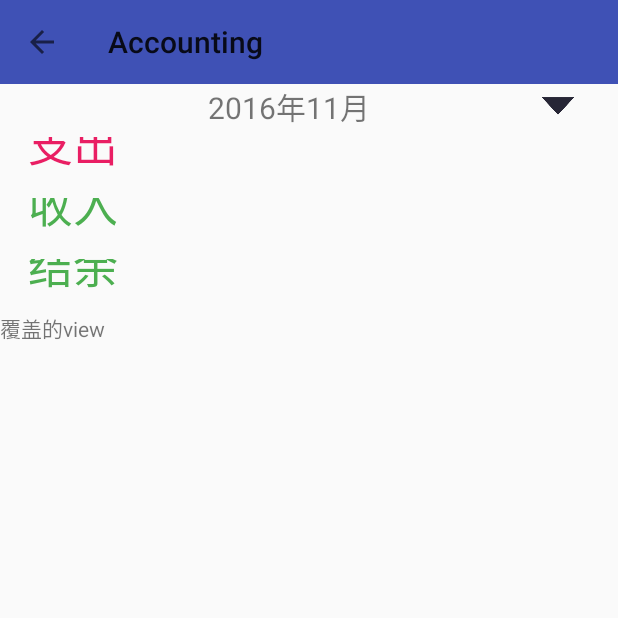
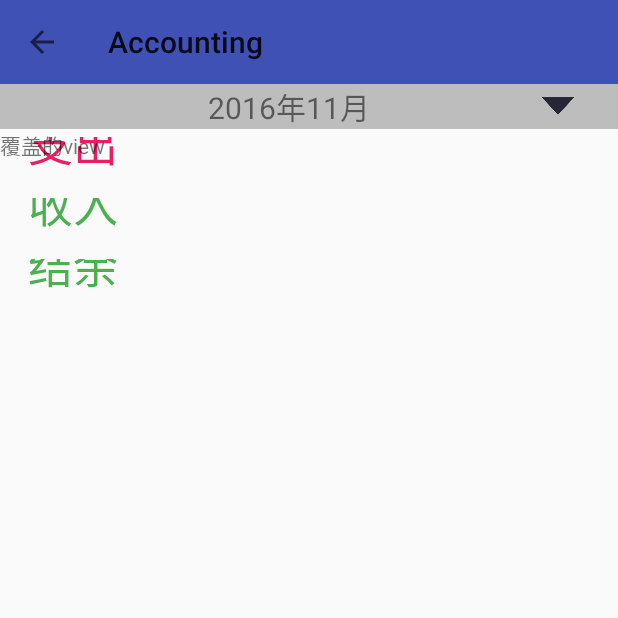
Before and after one commit to Byacht/New-Accounting, an Android app: the StatisticsActivity screen opened directly, with no data from a screen before it, after a tap on "2016年11月", on a phone screen of 412 x 824 dp, the top half of it. Run offline under Robolectric (Android 15) with nearby library versions, the phone set to English and light mode, and no system bars.

Commit message:
little change

```diff
--- a/app/src/main/java/com/example/dn/accounting/Activity/MainActivity.java
+++ b/app/src/main/java/com/example/dn/accounting/Activity/MainActivity.java
@@ -47,8 +47,6 @@ public class MainActivity extends AppCompatActivity {
     private ActionBarDrawerToggle actionBarDrawerToggle;
     private DrawerLayout drawerLayout;
     private NavigationView navigationView;
-
-    private String test = "anothertest2.0";
 
     @Override
     protected void onCreate(Bundle savedInstanceState) {
--- a/app/src/main/java/com/example/dn/accounting/Activity/StatisticsActivity.java
+++ b/app/src/main/java/com/example/dn/accounting/Activity/StatisticsActivity.java
@@ -9,6 +9,7 @@ import android.support.v7.widget.Toolbar;
 import android.util.Log;
 import android.view.LayoutInflater;
 import android.view.View;
+import android.widget.FrameLayout;
 import android.widget.LinearLayout;
 import android.widget.RelativeLayout;
 import android.widget.TextView;
@@ -31,7 +32,6 @@ public class StatisticsActivity extends AppCompatActivity {
     private StatisticsView all_income;
     private StatisticsView all_banlance;
     private SQLiteDatabase mDataBase;
-    private AccountDataBase mAccountDataBase;
     private List<Account> accounts;
     private float income = 0;
     private float cost = 0;
@@ -64,7 +64,7 @@ public class StatisticsActivity extends AppCompatActivity {
     }
 
     private void showChooseTimeView(){
-        LinearLayout layout = (LinearLayout)findViewById(R.id.activity_statistics);
+        FrameLayout layout = (FrameLayout) findViewById(R.id.activity_statistics);
         View view = LayoutInflater.from(this).inflate(R.layout.view_choose_time,null,false);
         RelativeLayout.LayoutParams layoutParams = new RelativeLayout.LayoutParams(RelativeLayout.LayoutParams.WRAP_CONTENT, RelativeLayout.LayoutParams.WRAP_CONTENT);
         layoutParams.addRule(RelativeLayout.ALIGN_PARENT_TOP,RelativeLayout.TRUE);
--- a/app/src/main/res/layout/activity_statistics.xml
+++ b/app/src/main/res/layout/activity_statistics.xml
@@ -1,7 +1,6 @@
 <?xml version="1.0" encoding="utf-8"?>
 <LinearLayout xmlns:android="http://schemas.android.com/apk/res/android"
     xmlns:statistics="http://schemas.android.com/apk/res-auto"
-    android:id="@+id/activity_statistics"
     android:layout_width="match_parent"
     android:layout_height="match_parent"
     android:orientation="vertical">
@@ -19,8 +18,17 @@
         android:layout_height="wrap_content"
         android:text="2016年11月"
         android:textSize="20dp"
-        android:gravity="center"/>
+        android:gravity="center"
+        android:background="#BDBDBD"/>
 
+    <FrameLayout
+        android:layout_width="match_parent"
+        android:layout_height="match_parent"
+        android:id="@+id/activity_statistics">
+        <LinearLayout
+            android:layout_width="match_parent"
+            android:layout_height="match_parent"
+            android:orientation="vertical">
             <com.example.dn.accounting.View.StatisticsView
                 android:id="@+id/cost_statistics"
                 android:layout_width="match_parent"
@@ -44,6 +52,11 @@
                 android:layout_margin="5dp"
                 statistics:type="结余"
                 statistics:color="@color/costColor"/>
+        </LinearLayout>
+
+    </FrameLayout>
+
+
 
 
 </LinearLayout>
```
Lines whose indentation alone changed are shown as unchanged.
